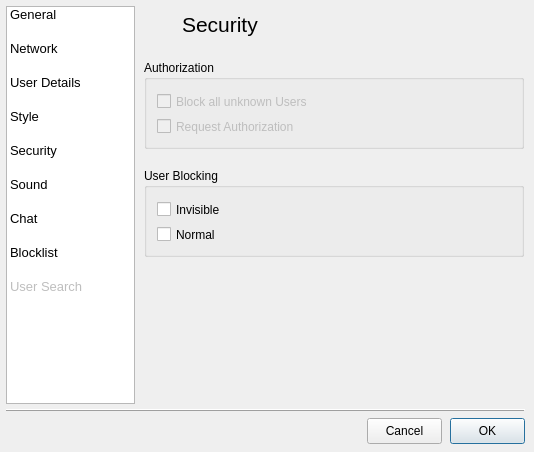
First picture: the form in src/gui/form_settingsgui.ui, repository vituperative/i2pchat, before the edit.
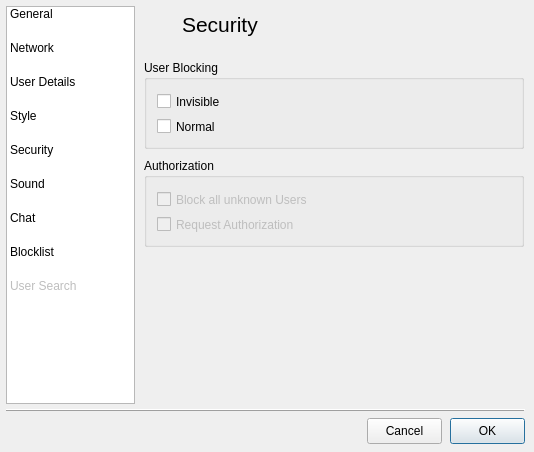
Second picture: the form after the edit. The open tabs and pages were chosen to show the change. Icons and pictures are not drawn.

Diff of the .ui file:
```diff
--- a/src/gui/form_settingsgui.ui
+++ b/src/gui/form_settingsgui.ui
@@ -28,6 +28,11 @@
     <height>452</height>
    </size>
   </property>
+  <property name="font">
+   <font>
+    <pointsize>9</pointsize>
+   </font>
+  </property>
   <property name="windowTitle">
    <string>Settings</string>
   </property>
@@ -1821,7 +1826,7 @@
       <property name="geometry">
        <rect>
         <x>4</x>
-        <y>52</y>
+        <y>150</y>
         <width>380</width>
         <height>89</height>
        </rect>
@@ -1923,7 +1928,7 @@
       <property name="geometry">
        <rect>
         <x>4</x>
-        <y>160</y>
+        <y>52</y>
         <width>380</width>
         <height>89</height>
        </rect>
@@ -3585,7 +3590,7 @@
     <property name="font">
      <font>
       <family>SansSerif</family>
-      <pointsize>10</pointsize>
+      <pointsize>9</pointsize>
       <weight>50</weight>
       <bold>false</bold>
      </font>
```
Left out of the diff: 4 changed lines with no effect on the pictures.
